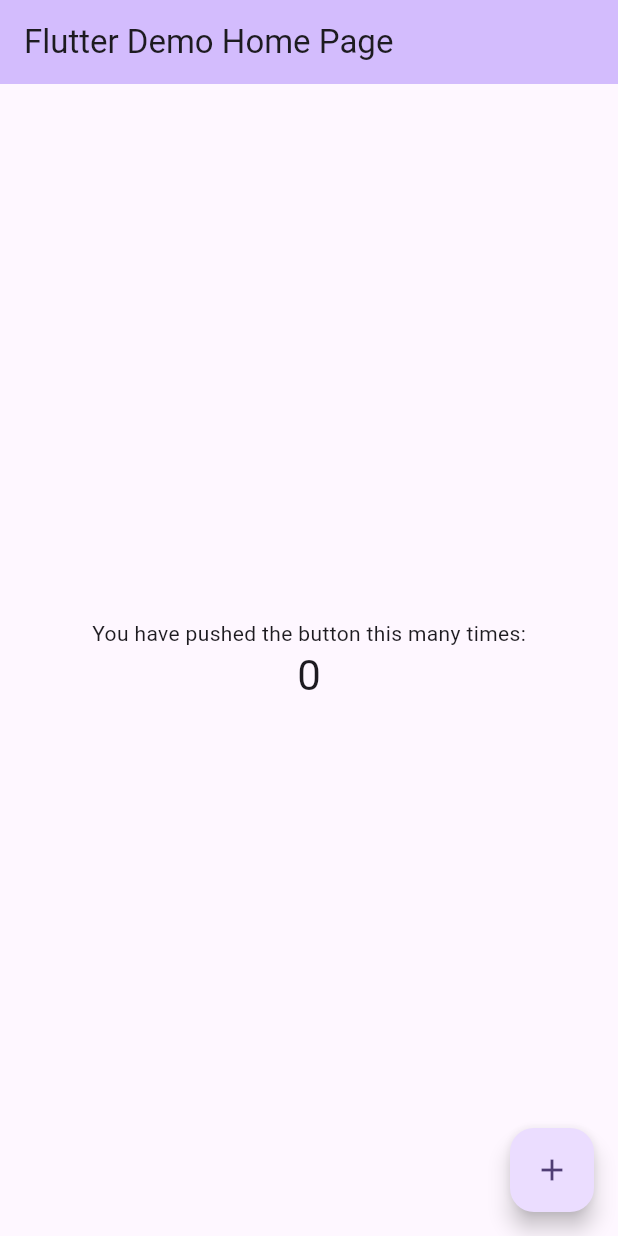
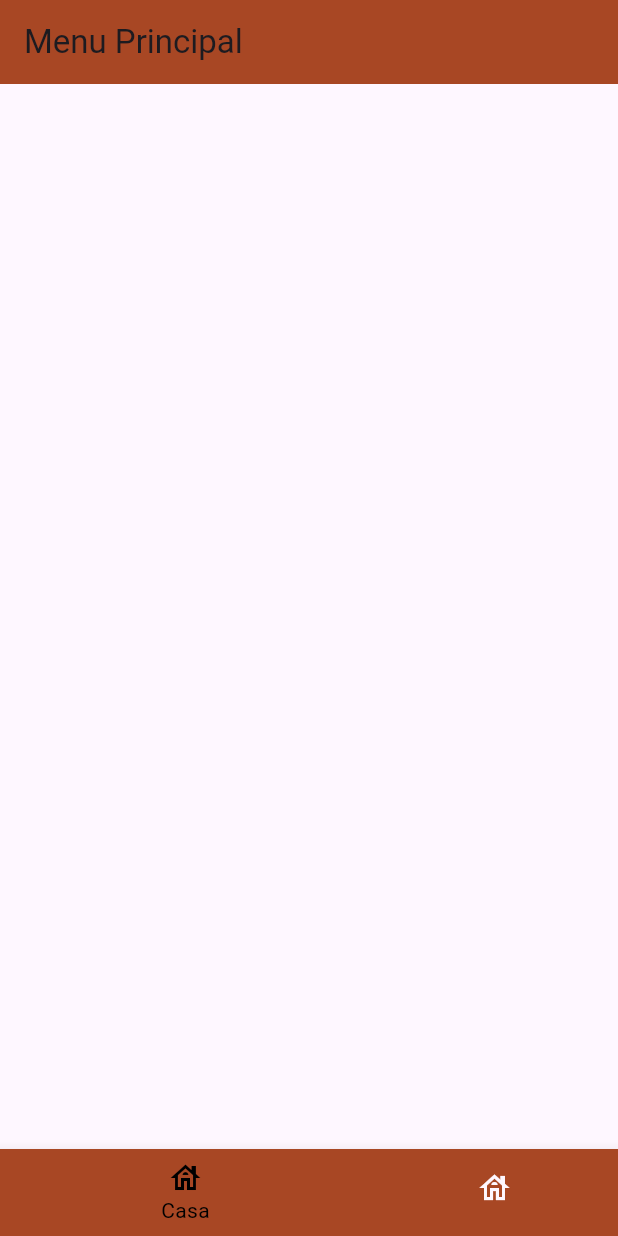
Before and after one commit to pos7t0/Brawl_Stat, a Flutter app: the screen it shows after launch, on a phone screen of 412 x 824 dp. Run offline on Flutter 3.47's test engine with Material 3 defaults, Android fonts, the light colour scheme and no system bars.

Commit message:
Navegacion entre pantallas

```diff
--- a/brawl_stat_app/lib/main.dart
+++ b/brawl_stat_app/lib/main.dart
@@ -1,3 +1,4 @@
+import 'package:brawl_stat_app/pages/MyhomePage.dart';
 import 'package:flutter/material.dart';
 
 void main() {
@@ -13,113 +14,12 @@
     return MaterialApp(
       title: 'Flutter Demo',
       theme: ThemeData(
-        // This is the theme of your application.
-        //
-        // TRY THIS: Try running your application with "flutter run". You'll see
-        // the application has a purple toolbar. Then, without quitting the app,
-        // try changing the seedColor in the colorScheme below to Colors.green
-        // and then invoke "hot reload" (save your changes or press the "hot
-        // reload" button in a Flutter-supported IDE, or press "r" if you used
-        // the command line to start the app).
-        //
-        // Notice that the counter didn't reset back to zero; the application
-        // state is not lost during the reload. To reset the state, use hot
-        // restart instead.
-        //
-        // This works for code too, not just values: Most code changes can be
-        // tested with just a hot reload.
+
         colorScheme: ColorScheme.fromSeed(seedColor: Colors.deepPurple),
         useMaterial3: true,
       ),
+      debugShowCheckedModeBanner: false,
       home: const MyHomePage(title: 'Flutter Demo Home Page'),
     );
   }
 }
-
-class MyHomePage extends StatefulWidget {
-  const MyHomePage({super.key, required this.title});
-
-  // This widget is the home page of your application. It is stateful, meaning
-  // that it has a State object (defined below) that contains fields that affect
-  // how it looks.
-
-  // This class is the configuration for the state. It holds the values (in this
-  // case the title) provided by the parent (in this case the App widget) and
-  // used by the build method of the State. Fields in a Widget subclass are
-  // always marked "final".
-
-  final String title;
-
-  @override
-  State<MyHomePage> createState() => _MyHomePageState();
-}
-
-class _MyHomePageState extends State<MyHomePage> {
-  int _counter = 0;
-
-  void _incrementCounter() {
-    setState(() {
-      // This call to setState tells the Flutter framework that something has
-      // changed in this State, which causes it to rerun the build method below
-      // so that the display can reflect the updated values. If we changed
-      // _counter without calling setState(), then the build method would not be
-      // called again, and so nothing would appear to happen.
-      _counter++;
-    });
-  }
-
-  @override
-  Widget build(BuildContext context) {
-    // This method is rerun every time setState is called, for instance as done
-    // by the _incrementCounter method above.
-    //
-    // The Flutter framework has been optimized to make rerunning build methods
-    // fast, so that you can just rebuild anything that needs updating rather
-    // than having to individually change instances of widgets.
-    return Scaffold(
-      appBar: AppBar(
-        // TRY THIS: Try changing the color here to a specific color (to
-        // Colors.amber, perhaps?) and trigger a hot reload to see the AppBar
-        // change color while the other colors stay the same.
-        backgroundColor: Theme.of(context).colorScheme.inversePrimary,
-        // Here we take the value from the MyHomePage object that was created by
-        // the App.build method, and use it to set our appbar title.
-        title: Text(widget.title),
-      ),
-      body: Center(
-        // Center is a layout widget. It takes a single child and positions it
-        // in the middle of the parent.
-        child: Column(
-          // Column is also a layout widget. It takes a list of children and
-          // arranges them vertically. By default, it sizes itself to fit its
-          // children horizontally, and tries to be as tall as its parent.
-          //
-          // Column has various properties to control how it sizes itself and
-          // how it positions its children. Here we use mainAxisAlignment to
-          // center the children vertically; the main axis here is the vertical
-          // axis because Columns are vertical (the cross axis would be
-          // horizontal).
-          //
-          // TRY THIS: Invoke "debug painting" (choose the "Toggle Debug Paint"
-          // action in the IDE, or press "p" in the console), to see the
-          // wireframe for each widget.
-          mainAxisAlignment: MainAxisAlignment.center,
-          children: <Widget>[
-            const Text(
-              'You have pushed the button this many times:',
-            ),
-            Text(
-              '$_counter',
-              style: Theme.of(context).textTheme.headlineMedium,
-            ),
-          ],
-        ),
-      ),
-      floatingActionButton: FloatingActionButton(
-        onPressed: _incrementCounter,
-        tooltip: 'Increment',
-        child: const Icon(Icons.add),
-      ), // This trailing comma makes auto-formatting nicer for build methods.
-    );
-  }
-}
--- /dev/null
+++ b/brawl_stat_app/lib/pages/MyhomePage.dart
@@ -0,0 +1,61 @@
+import 'package:brawl_stat_app/pages/testPage.dart';
+import 'package:flutter/material.dart';
+
+
+
+class MyHomePage extends StatefulWidget {
+  const MyHomePage({super.key, required this.title});
+
+  final String title;
+
+  @override
+  State<MyHomePage> createState() => _MyHomePageState();
+}
+
+class _MyHomePageState extends State<MyHomePage> {
+int _selectedIndex = 0; // Índice seleccionado para las páginas
+
+
+  // Lista de las páginas que quieres mostrar
+  static const List<Widget> _pages = <Widget>[
+    TestPage(title: "Menu Principal", color: Color.fromARGB(255, 168, 71, 36)),
+    TestPage(title: "Menu Principal", color: Color.fromARGB(255, 168, 71, 36)),
+  ];
+
+  void _onItemTapped(int index) {
+    setState(() {
+      _selectedIndex = index;
+    });
+  }
+
+  @override
+  Widget build(BuildContext context) {
+    return Scaffold(
+
+      body: Center(
+        child: _pages[_selectedIndex], // Mostrar la página seleccionada
+      ),
+      bottomNavigationBar: BottomNavigationBar(
+        type: BottomNavigationBarType.shifting, // Cambiar el tipo a shifting
+        items: const <BottomNavigationBarItem>[
+
+          BottomNavigationBarItem(
+            icon: Icon(Icons.house_outlined),
+            label: 'Casa',
+            backgroundColor: Color.fromARGB(255, 168, 71, 36),
+          ),
+          BottomNavigationBarItem(
+            icon: Icon(Icons.house_outlined),
+            label: 'Casa',
+            backgroundColor: Color.fromARGB(255, 168, 71, 36),
+          ),
+
+
+        ],
+        currentIndex: _selectedIndex, // Página seleccionada
+        selectedItemColor: Colors.black, // Color del ítem seleccionado
+        onTap: _onItemTapped, // Cambiar la página al tocar un ítem
+      ),
+    );
+  }
+}
--- /dev/null
+++ b/brawl_stat_app/lib/pages/testPage.dart
@@ -0,0 +1,28 @@
+import 'package:flutter/material.dart';
+
+
+
+class TestPage extends StatefulWidget {
+  const TestPage({super.key, required this.title,required this.color});
+
+  final String title;
+  final Color color;
+
+  @override
+  State<TestPage> createState() => _TestPageState();
+}
+
+class _TestPageState extends State<TestPage> {
+
+
+
+  @override
+  Widget build(BuildContext context) {
+    return Scaffold(
+      appBar: AppBar(
+        backgroundColor: widget.color,
+        title: Text(widget.title),
+      ),
+    );
+  }
+}
```
